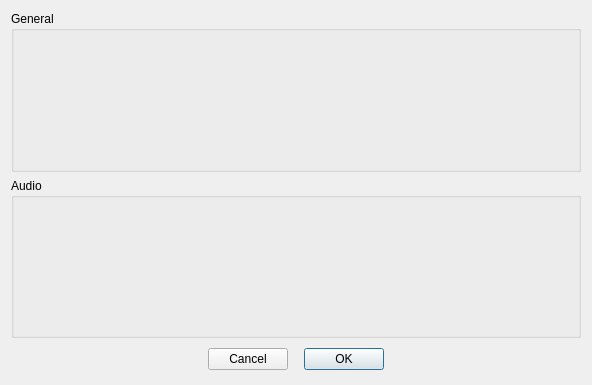
Qt form settingsdialog.ui (defaultsamson/Soundboard) before a commit.
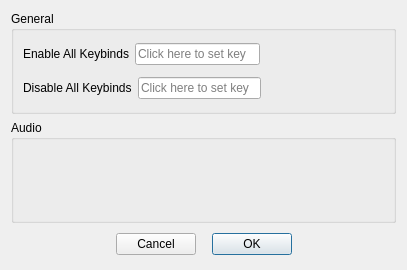
The same form after that commit. Custom widgets are drawn as their Qt base class.

Diff of the .ui file:
```diff
--- a/settingsdialog.ui
+++ b/settingsdialog.ui
@@ -6,8 +6,8 @@
    <rect>
     <x>0</x>
     <y>0</y>
-    <width>592</width>
-    <height>385</height>
+    <width>407</width>
+    <height>270</height>
    </rect>
   </property>
   <property name="windowTitle">
@@ -19,6 +19,110 @@
      <property name="title">
       <string>General</string>
      </property>
+     <layout class="QVBoxLayout" name="verticalLayout_2">
+      <item>
+       <widget class="QWidget" name="widget_2" native="true">
+        <layout class="QHBoxLayout" name="horizontalLayout">
+         <property name="leftMargin">
+          <number>0</number>
+         </property>
+         <property name="topMargin">
+          <number>0</number>
+         </property>
+         <property name="rightMargin">
+          <number>0</number>
+         </property>
+         <property name="bottomMargin">
+          <number>0</number>
+         </property>
+         <item>
+          <widget class="QLabel" name="label">
+           <property name="text">
+            <string>Enable All Keybinds</string>
+           </property>
+          </widget>
+         </item>
+         <item>
+          <widget class="KeybindWidget" name="lineEdit">
+           <property name="cursor">
+            <cursorShape>ArrowCursor</cursorShape>
+           </property>
+           <property name="focusPolicy">
+            <enum>Qt::ClickFocus</enum>
+           </property>
+           <property name="placeholderText">
+            <string>Click here to set key</string>
+           </property>
+          </widget>
+         </item>
+         <item>
+          <spacer name="horizontalSpacer_5">
+           <property name="orientation">
+            <enum>Qt::Horizontal</enum>
+           </property>
+           <property name="sizeHint" stdset="0">
+            <size>
+             <width>0</width>
+             <height>0</height>
+            </size>
+           </property>
+          </spacer>
+         </item>
+        </layout>
+       </widget>
+      </item>
+      <item>
+       <widget class="QWidget" name="widget_3" native="true">
+        <layout class="QHBoxLayout" name="horizontalLayout_3">
+         <property name="leftMargin">
+          <number>0</number>
+         </property>
+         <property name="topMargin">
+          <number>0</number>
+         </property>
+         <property name="rightMargin">
+          <number>0</number>
+         </property>
+         <property name="bottomMargin">
+          <number>0</number>
+         </property>
+         <item>
+          <widget class="QLabel" name="label_2">
+           <property name="text">
+            <string>Disable All Keybinds</string>
+           </property>
+          </widget>
+         </item>
+         <item>
+          <widget class="KeybindWidget" name="lineEdit_2">
+           <property name="cursor">
+            <cursorShape>ArrowCursor</cursorShape>
+           </property>
+           <property name="focusPolicy">
+            <enum>Qt::ClickFocus</enum>
+           </property>
+           <property name="placeholderText">
+            <string>Click here to set key</string>
+           </property>
+          </widget>
+         </item>
+         <item>
+          <spacer name="horizontalSpacer_4">
+           <property name="orientation">
+            <enum>Qt::Horizontal</enum>
+           </property>
+           <property name="sizeHint" stdset="0">
+            <size>
+             <width>40</width>
+             <height>20</height>
+            </size>
+           </property>
+          </spacer>
+         </item>
+        </layout>
+       </widget>
+      </item>
+     </layout>
     </widget>
    </item>
    <item>
@@ -113,6 +217,13 @@
    </item>
   </layout>
  </widget>
+ <customwidgets>
+  <customwidget>
+   <class>KeybindWidget</class>
+   <extends>QLineEdit</extends>
+   <header>keybindwidget.h</header>
+  </customwidget>
+ </customwidgets>
  <resources/>
  <connections/>
 </ui>
```
